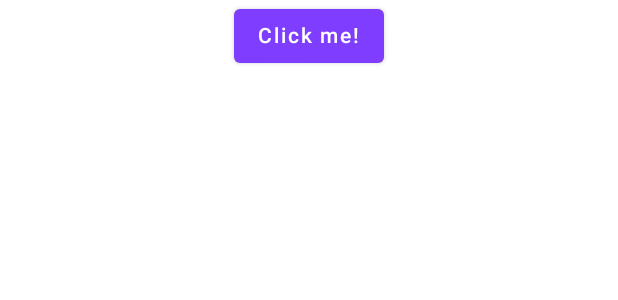
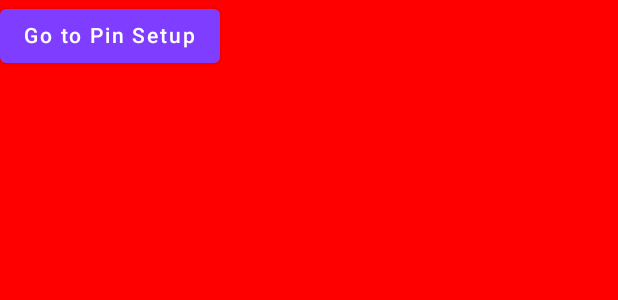
Before and after one commit to shyakdas/TrackMyExpenses, an Android app built with Jetpack Compose: the @Preview function App, on a phone screen of 412 x 824 dp. Shown: the top 300 px of the screen. Run offline under Robolectric (Android 15) with nearby library versions, the phone set to English and light mode, and no system bars.

Commit message:
Handling the navigation between screens

```diff
--- a/composeApp/build.gradle.kts
+++ b/composeApp/build.gradle.kts
@@ -66,6 +66,7 @@ kotlin {
             implementation(compose.material)
             implementation(compose.ui)
             implementation(compose.components.resources)
+            implementation(libs.navigation.compose)
             implementation(compose.components.uiToolingPreview)
             implementation(libs.androidx.lifecycle.viewmodel)
             implementation(libs.androidx.lifecycle.runtime.compose)
--- a/composeApp/src/commonMain/kotlin/org/trackmyexpenses/project/App.kt
+++ b/composeApp/src/commonMain/kotlin/org/trackmyexpenses/project/App.kt
@@ -13,7 +13,16 @@ import androidx.compose.runtime.remember
 import androidx.compose.runtime.setValue
 import androidx.compose.ui.Alignment
 import androidx.compose.ui.Modifier
+import androidx.navigation.compose.NavHost
+import androidx.navigation.compose.composable
+import androidx.navigation.compose.rememberNavController
 import org.jetbrains.compose.ui.tooling.preview.Preview
+import org.trackmyexpenses.project.ui.screens.AccountSetUpScreen
+import org.trackmyexpenses.project.ui.screens.ConfirmPingUpScreen
+import org.trackmyexpenses.project.ui.screens.HomeScreen
+import org.trackmyexpenses.project.ui.screens.OnBoardingScreen
+import org.trackmyexpenses.project.ui.screens.PingSetUpScreen
+import org.trackmyexpenses.project.ui.screens.SuccessfullySetupDone
 
 /**
  * This file defines the main composable function for the application.
@@ -25,18 +34,14 @@ import org.jetbrains.compose.ui.tooling.preview.Preview
 fun App() {
     // Apply the custom theme to the application
     MyTheme(darkTheme = false) {
-        // State variable to track the visibility of the content
-        var showContent by remember { mutableStateOf(false) }
-
-        // Column layout to arrange the UI elements vertically
-        Column(
-            modifier = Modifier.fillMaxSize().background(MaterialTheme.colors.background),
-            horizontalAlignment = Alignment.CenterHorizontally
-        ) {
-            // Button to toggle the content visibility
-            Button(onClick = { showContent = !showContent }) {
-                Text("Click me!")
-            }
+        val navController = rememberNavController()
+        NavHost(navController = navController, startDestination = "onBoardingScreen") {
+            composable("onBoardingScreen") { OnBoardingScreen(navController) }
+            composable("pingSetUpScreen") { PingSetUpScreen(navController) }
+            composable("confirmPingUpScreen") { ConfirmPingUpScreen(navController) }
+            composable("accountSetUpScreen") { AccountSetUpScreen(navController) }
+            composable("successfullySetupDone") { SuccessfullySetupDone(navController) }
+            composable("homeScreen") { HomeScreen() }
         }
     }
 }
--- a/composeApp/src/commonMain/kotlin/org/trackmyexpenses/project/ui/screens/OnBoarding.kt
+++ b/composeApp/src/commonMain/kotlin/org/trackmyexpenses/project/ui/screens/HomeScreen.kt
@@ -3,6 +3,6 @@ package org.trackmyexpenses.project.ui.screens
 import androidx.compose.runtime.Composable
 
 @Composable
-fun OnBoarding(){
+fun HomeScreen() {
 
 }
--- /dev/null
+++ b/composeApp/src/commonMain/kotlin/org/trackmyexpenses/project/ui/screens/OnBoardingScreen.kt
@@ -0,0 +1,20 @@
+package org.trackmyexpenses.project.ui.screens
+
+import androidx.compose.foundation.background
+import androidx.compose.foundation.layout.Box
+import androidx.compose.foundation.layout.fillMaxSize
+import androidx.compose.material.Button
+import androidx.compose.material.Text
+import androidx.compose.runtime.Composable
+import androidx.compose.ui.Modifier
+import androidx.compose.ui.graphics.Color
+import androidx.navigation.NavController
+
+@Composable
+fun OnBoardingScreen(navController: NavController) {
+    Box(Modifier.fillMaxSize().background(Color.Red)) {
+        Button(onClick = { navController.navigate("pingSetUpScreen") }) {
+            Text("Go to Pin Setup")
+        }
+    }
+}
--- a/gradle/libs.versions.toml
+++ b/gradle/libs.versions.toml
@@ -16,6 +16,7 @@ junit = "4.13.2"
 kotlin = "2.1.0"
 kotlinx-coroutines = "1.10.1"
 core-splashscreen = "1.0.1"
+navigationCompose = "2.7.0-alpha07"
 
 [libraries]
 kotlin-test = { module = "org.jetbrains.kotlin:kotlin-test", version.ref = "kotlin" }
@@ -32,6 +33,7 @@ androidx-lifecycle-viewmodel = { group = "org.jetbrains.androidx.lifecycle", nam
 androidx-lifecycle-runtime-compose = { group = "org.jetbrains.androidx.lifecycle", name = "lifecycle-runtime-compose", version.ref = "androidx-lifecycle" }
 kotlinx-coroutines-swing = { group = "org.jetbrains.kotlinx", name = "kotlinx-coroutines-swing", version.ref = "kotlinx-coroutines" }
 core-splashscreen = { group = "androidx.core", name = "core-splashscreen", version.ref = "core-splashscreen" }
+navigation-compose = { module = "org.jetbrains.androidx.navigation:navigation-compose", version.ref = "navigationCompose" }
 
 [plugins]
 androidApplication = { id = "com.android.application", version.ref = "agp" }
```
Also changed, not shown: composeApp/src/androidMain/kotlin/org/trackmyexpenses/project/MainActivity.kt (+1 -8 lines), composeApp/src/commonMain/kotlin/org/trackmyexpenses/project/ui/screens/AccountSetUpScreen.kt (added, +20 -0 lines), composeApp/src/commonMain/kotlin/org/trackmyexpenses/project/ui/screens/ConfirmPingUpScreen.kt (added, +20 -0 lines), composeApp/src/commonMain/kotlin/org/trackmyexpenses/project/ui/screens/LogInScreen.kt (deleted, +0 -8 lines), composeApp/src/commonMain/kotlin/org/trackmyexpenses/project/ui/screens/PinSetupScreen.kt (deleted, +0 -8 lines), composeApp/src/commonMain/kotlin/org/trackmyexpenses/project/ui/screens/PingSetUpScreen.kt (added, +20 -0 lines), composeApp/src/commonMain/kotlin/org/trackmyexpenses/project/ui/screens/SuccessfullySetupDone.kt (added, +20 -0 lines).
